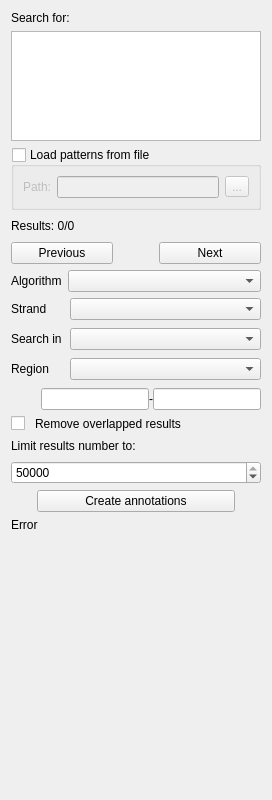
Old version of the form src/corelibs/U2View/src/ov_sequence/find_pattern/ui/FindPatternForm.ui in the repository violethaze74/ugene.
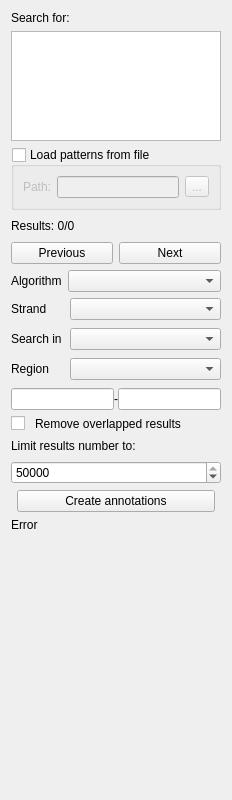
New version of the form.

Commit message: UGENE-1678: find pattern widget resize [2]

```diff
--- a/src/corelibs/U2View/src/ov_sequence/find_pattern/ui/FindPatternForm.ui
+++ b/src/corelibs/U2View/src/ov_sequence/find_pattern/ui/FindPatternForm.ui
@@ -6,7 +6,7 @@
    <rect>
     <x>0</x>
     <y>0</y>
-    <width>272</width>
+    <width>232</width>
     <height>800</height>
    </rect>
   </property>
@@ -297,7 +297,7 @@
         </property>
         <property name="minimumSize">
          <size>
-          <width>120</width>
+          <width>0</width>
           <height>0</height>
          </size>
         </property>
@@ -363,7 +363,7 @@
           </property>
           <property name="minimumSize">
            <size>
-            <width>120</width>
+            <width>0</width>
             <height>0</height>
            </size>
           </property>
@@ -388,7 +388,7 @@
           </property>
           <property name="minimumSize">
            <size>
-            <width>120</width>
+            <width>0</width>
             <height>0</height>
            </size>
           </property>
@@ -416,7 +416,7 @@
           </property>
          </widget>
         </item>
-        <item row="0" column="0">
+        <item row="0" column="0" alignment="Qt::AlignLeft">
          <widget class="QLabel" name="lblStrand">
           <property name="sizePolicy">
            <sizepolicy hsizetype="Minimum" vsizetype="Preferred">
@@ -429,7 +429,7 @@
           </property>
          </widget>
         </item>
-        <item row="2" column="0">
+        <item row="2" column="0" alignment="Qt::AlignLeft">
          <widget class="QLabel" name="lblRegion">
           <property name="sizePolicy">
            <sizepolicy hsizetype="Minimum" vsizetype="Preferred">
@@ -452,7 +452,7 @@
           </property>
           <property name="minimumSize">
            <size>
-            <width>120</width>
+            <width>0</width>
             <height>0</height>
            </size>
           </property>
```
Left out of the diff: 4 changed lines with no effect on the pictures.
